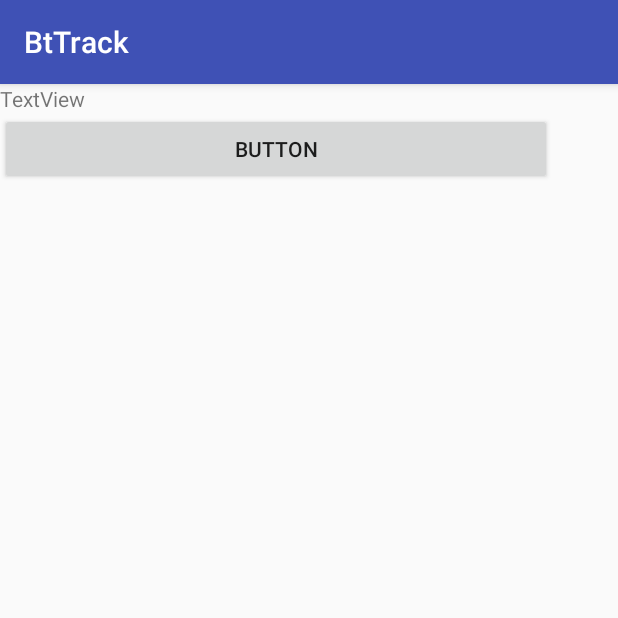
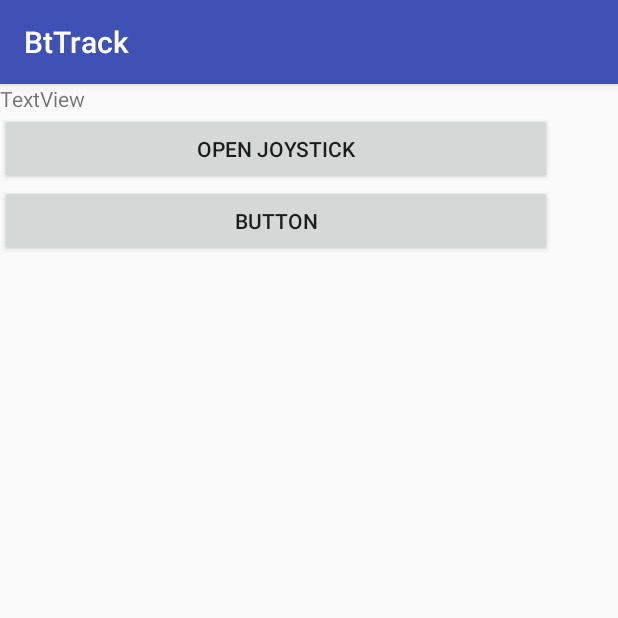
Before and after one commit to mkurdukov/ard, an Android app: the screen it shows after launch (MainActivity), on a phone screen of 412 x 824 dp, the top half of it. Run offline under Robolectric (Android 15) with nearby library versions, the phone set to English and light mode, and no system bars.

Commit message:
additing joystick

```diff
--- a/Android/bt/BtTrack/app/src/main/java/ru/my_rabbit/max/bttrack/MainActivity.java
+++ b/Android/bt/BtTrack/app/src/main/java/ru/my_rabbit/max/bttrack/MainActivity.java
@@ -19,6 +19,7 @@ import java.util.Set;
 public class MainActivity extends AppCompatActivity {
 
     Button btnScan;
+    Button btnJoystick;
     ListView lstDevices;
     TextView txtInfo;
     private BluetoothAdapter bt = null;
@@ -32,6 +33,7 @@ public class MainActivity extends AppCompatActivity {
 
         lstDevices = (ListView) findViewById(R.id.lstDevices);
         btnScan = (Button) findViewById(R.id.btnScan);
+        btnJoystick = (Button) findViewById(R.id.btnJoystick);
         txtInfo = (TextView) findViewById(R.id.txtInfo);
         checkBt();
         btnScan.setOnClickListener(new View.OnClickListener() {
@@ -40,7 +42,16 @@ public class MainActivity extends AppCompatActivity {
                 txtInfo.setText("Clicked!");
                 searchDevices();
                 Toast.makeText(getApplicationContext(), "Clicked.", Toast.LENGTH_LONG).show();
+            }
+        });
 
+        btnJoystick.setOnClickListener(new View.OnClickListener() {
+            @Override
+            public void onClick(View v) {
+                Intent i = new Intent(MainActivity.this, TrackActivity.class);
+
+                i.putExtra(EXTRA_ADDRESS, "test");
+                startActivity(i);
             }
         });
 
--- a/Android/bt/BtTrack/app/src/main/res/layout/activity_main.xml
+++ b/Android/bt/BtTrack/app/src/main/res/layout/activity_main.xml
@@ -21,6 +21,13 @@
             android:text="TextView"
             tools:layout_editor_absoluteX="16dp"
             tools:layout_editor_absoluteY="276dp" />
+        <Button
+            android:id="@+id/btnJoystick"
+            android:layout_width="match_parent"
+            android:layout_height="wrap_content"
+            android:text="Open Joystick"
+            tools:layout_editor_absoluteX="280dp"
+            tools:layout_editor_absoluteY="293dp" />
 
         <Button
             android:id="@+id/btnScan"
--- a/Android/bt/BtTrack/app/src/main/res/layout/activity_track.xml
+++ b/Android/bt/BtTrack/app/src/main/res/layout/activity_track.xml
@@ -26,6 +26,12 @@
             android:layout_weight="1"
             android:text="TextView" />
 
+        <ru.my_rabbit.max.bttrack.JoystickView
+            android:layout_height="300dp"
+            android:layout_width="match_parent"
+            android:id="@+id/joystick"
+            />
+
         <Button
             android:id="@+id/btnDisconnect"
             android:layout_width="match_parent"
```
Also changed, not shown: Android/bt/BtTrack/app/src/main/java/ru/my_rabbit/max/bttrack/JoystickView.java (added, +100 -0 lines), Android/bt/BtTrack/app/src/main/java/ru/my_rabbit/max/bttrack/TrackActivity.java (+11 -3 lines).
